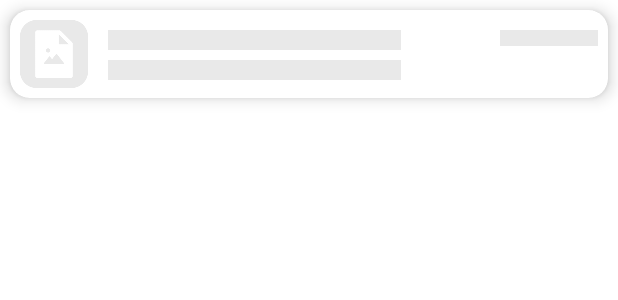
After one commit to KEVINGILBERTTODING/My-Scanner-App, an Android app: the layout list_data_template.xml on its own in the app's theme, with its tools: preview values and no code run, on a phone screen of 412 x 824 dp. The commit adds this screen. Shown: the top 300 px of the screen. Run offline under Robolectric (Android 15) with nearby library versions, the phone set to English and light mode, and no system bars.

Commit message:
added shimmerRecyclerView :owl: :hamster:

```diff
--- /dev/null
+++ b/app/src/main/res/layout/list_data_template.xml
@@ -0,0 +1,81 @@
+<?xml version="1.0" encoding="utf-8"?>
+
+
+<androidx.cardview.widget.CardView xmlns:android="http://schemas.android.com/apk/res/android"
+    android:layout_width="match_parent"
+    xmlns:card_view="http://schemas.android.com/tools"
+    android:id="@+id/cardView"
+    android:layout_height="wrap_content"
+    xmlns:app="http://schemas.android.com/apk/res-auto"
+    app:cardCornerRadius="@dimen/_10sdp"
+    app:cardElevation="@dimen/_5sdp"
+    android:layout_margin="@dimen/_5sdp"
+    card_view:cardUseCompatPadding="true"
+    android:background="@color/white">
+
+    <RelativeLayout
+        android:layout_width="match_parent"
+        android:layout_height="wrap_content"
+        android:padding="@dimen/_5sdp">
+
+        <ImageView
+            android:id="@+id/img_barang"
+            android:layout_width="@dimen/_35sdp"
+            android:layout_height="@dimen/_35sdp"
+            android:layout_marginRight="@dimen/_10sdp"
+            android:src="@drawable/img_template" />
+
+
+            <LinearLayout
+                android:layout_width="match_parent"
+                android:layout_height="wrap_content"
+                android:orientation="vertical"
+                android:layout_toRightOf="@id/img_barang"
+                >
+
+
+                <TextView
+                    android:id="@+id/tv_nmbrg"
+                    android:layout_width="@dimen/_150sdp"
+                    android:layout_height="@dimen/_10sdp"
+                    android:layout_weight="1"
+                    android:layout_marginTop="@dimen/_5sdp"
+                    android:fontFamily="@font/popsem"
+                    android:background="@color/template"
+                    android:textColor="@color/main"
+                    android:padding="@dimen/_2sdp"
+                    android:textSize="@dimen/_11sdp"/>
+
+                <TextView
+                    android:id="@+id/tv_harga"
+                    android:layout_width="@dimen/_150sdp"
+                    android:layout_height="@dimen/_10sdp"
+                    android:layout_weight="1"
+                    android:layout_marginTop="@dimen/_5sdp"
+                    android:background="@color/template"
+                    android:fontFamily="@font/popmed"
+                    android:textSize="@dimen/_10sdp" />
+
+
+
+
+            </LinearLayout>
+
+
+        <TextView
+            android:id="@+id/tv_kdbrg"
+            android:layout_width="@dimen/_50sdp"
+            android:layout_marginTop="@dimen/_5sdp"
+            android:layout_height="@dimen/_8sdp"
+            android:layout_alignParentRight="true"
+            android:background="@color/template"
+            android:fontFamily="@font/popmed"
+            android:textSize="@dimen/_10sdp" />
+
+
+
+    </RelativeLayout>
+
+
+
+</androidx.cardview.widget.CardView>
--- a/app/src/main/res/values/colors.xml
+++ b/app/src/main/res/values/colors.xml
@@ -8,6 +8,7 @@
     <color name="black">#FF000000</color>
     <color name="white">#FFFFFFFF</color>
     <color name="main">#55B5A9</color>
+    <color name="template">#E9E9E9</color>
 
 
 </resources>
```
Also changed, not shown: app/src/main/java/com/example/scanqrcode/MainActivity.java (+41 -14 lines), app/src/main/res/layout/activity_main.xml (+8 -3 lines), app/src/main/res/drawable/img_template.png (added).
